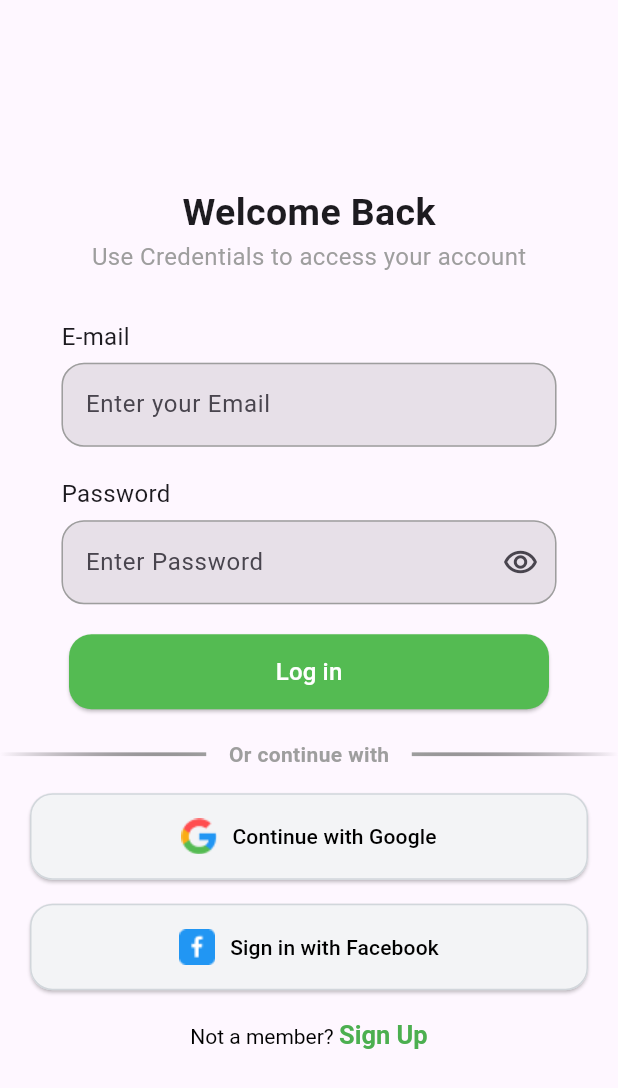
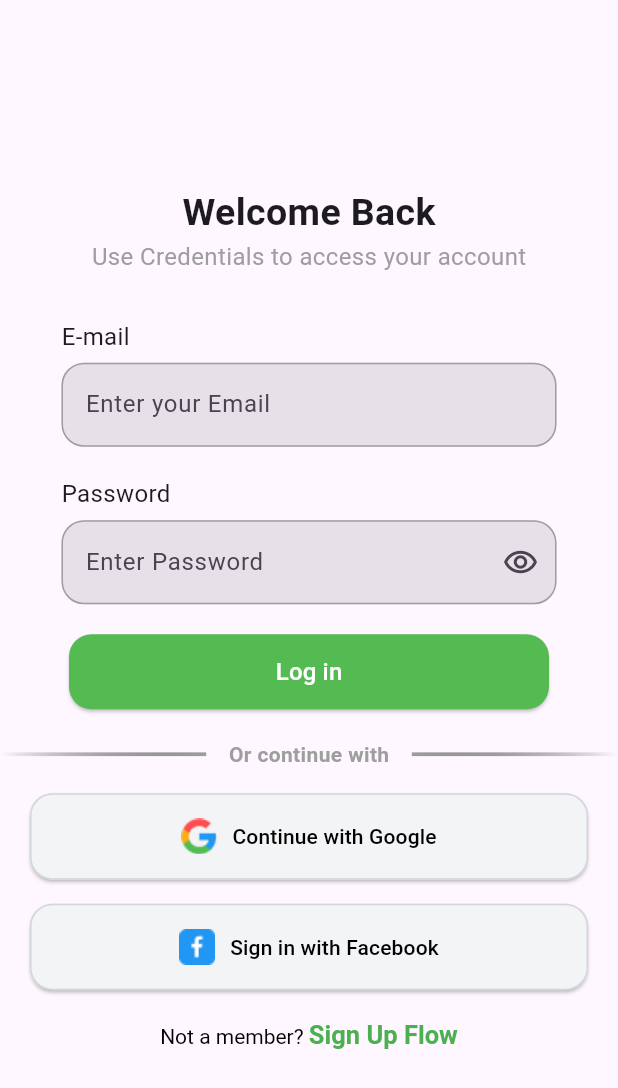
Before and after one commit to Maha6468/vuku_project_3, a Flutter app: the screen it shows after launch, on a phone screen of 412 x 824 dp. Shown: the top 1088 px of the screen. Run offline on Flutter 3.47's test engine with Material 3 defaults, Android fonts, the phone set to English and light mode, and no system bars.

Commit message:
last update

```diff
--- a/lib/Screens/log_in.dart
+++ b/lib/Screens/log_in.dart
@@ -120,7 +120,7 @@ class _Log_InState extends State<Log_In> {
                     children: <TextSpan>[
                       TextSpan(text: "Not a member? "),
                       TextSpan(
-                          text: "Sign Up",
+                          text: "Sign Up Flow",
                           style:
                           const TextStyle(fontWeight: FontWeight.bold,color: Colors.green,fontSize: 17),
                           recognizer: TapGestureRecognizer()
```
